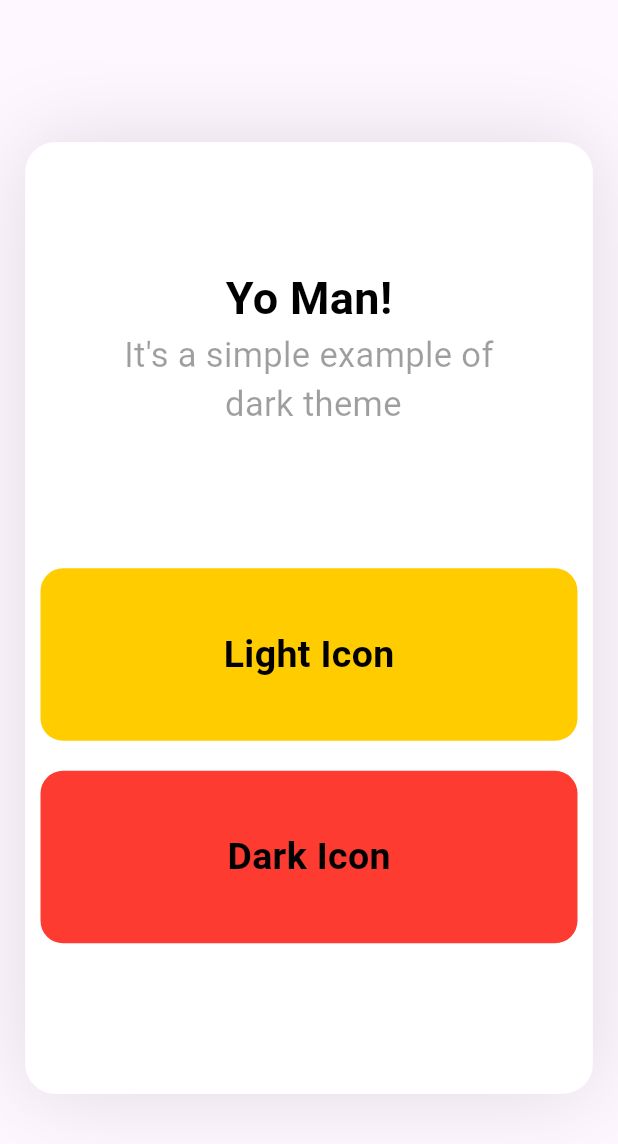
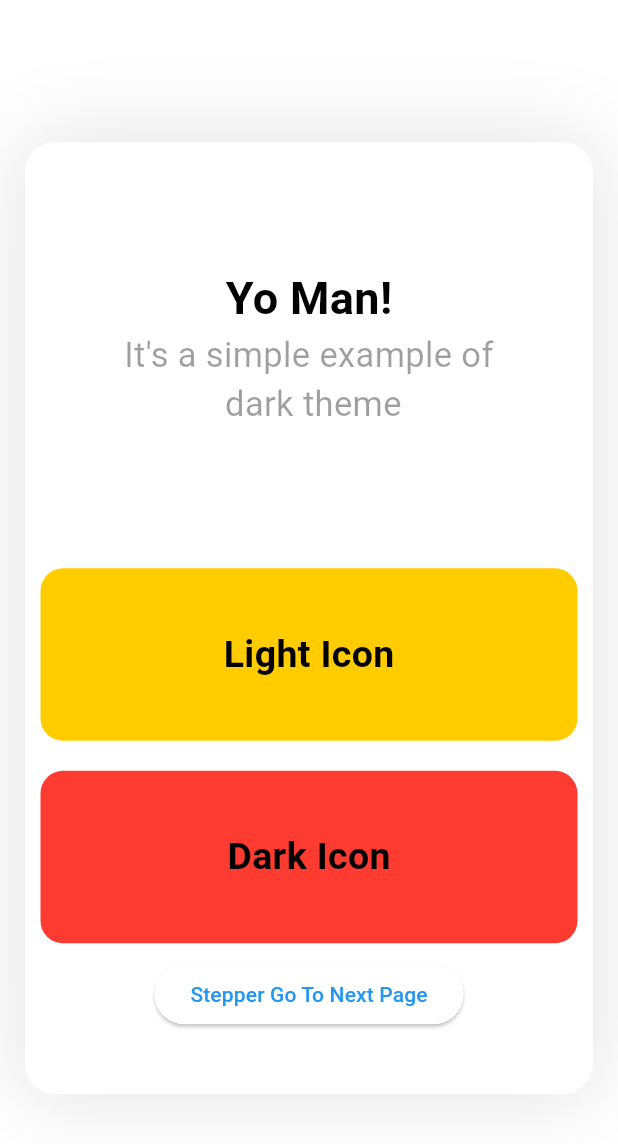
Before and after one commit to Prafulpatnecha/adv_flutter_ch1, a Flutter app: the screen it shows after launch, on a phone screen of 412 x 824 dp. Shown: the top 1144 px of the screen. Run offline on Flutter 3.47's test engine with Material 3 defaults, Android fonts, the phone set to English and light mode, and no system bars; missing offline and left inert: enhance_stepper.

Commit message:
09-07-24

```diff
--- a/lib/controller/controlling.dart
+++ b/lib/controller/controlling.dart
@@ -3,6 +3,8 @@ import 'dart:async';
 import 'package:adv_flutter_ch1/controller/routes.dart';
 import 'package:adv_flutter_ch1/utils/golble_value.dart';
 import 'package:flutter/material.dart';
+
+import '../utils/theme_data.dart';
 
 class MyApp extends StatefulWidget {
   const MyApp({super.key});
@@ -16,14 +18,14 @@ class _MyAppState extends State<MyApp> {
   Widget build(BuildContext context) {
     Timer.periodic(Duration(milliseconds: 1), (timer) {
       setState(() {
-
       });
     },);
     return MaterialApp(
       debugShowCheckedModeBanner: false,
-      darkTheme: ThemeData.dark(),
-      theme: ThemeData.light(),
+      darkTheme: MyTheme.darkTheme,
+      theme: MyTheme.lightTheme,
       themeMode: isDark?ThemeMode.dark:ThemeMode.light,
+      initialRoute: '/',
       routes: AppRoutes.routes,
     );
   }
--- a/lib/controller/routes.dart
+++ b/lib/controller/routes.dart
@@ -1,9 +1,13 @@
 import 'package:flutter/material.dart';
 
 import '../home/home_page/homepage.dart';
+import '../home/stepper/stepper_example.dart';
+import '../home/stepper/stepper_page_work.dart';
 class AppRoutes
 {
   static Map<String, Widget Function(BuildContext)> routes={
     '/':(context)=> const HomePage(),
+    '/stepper':(context)=> const StepperPage(),
+    '/stepper2':(context)=> const StepperPageWork(),
   };
 }
--- a/lib/home/home_page/homepage.dart
+++ b/lib/home/home_page/homepage.dart
@@ -78,6 +78,9 @@ class _HomePageState extends State<HomePage> {
                   ),
                 ),
               ),
+              ElevatedButton(onPressed: () {
+                Navigator.of(context).pushNamed('/stepper');
+              }, child: const Text('Stepper Go To Next Page')),
             ],
           ),
         ),
--- a/lib/utils/golble_value.dart
+++ b/lib/utils/golble_value.dart
@@ -1,6 +1,7 @@
 import 'package:flutter/material.dart';
 
 bool isDark=false;
-
+int indexs=0;
+int index = 0;
 Color colorYellow=const Color(0xffFFCC00);
 Color colorRed=const Color(0xffFD3B31);
--- /dev/null
+++ b/lib/utils/theme_data.dart
@@ -0,0 +1,55 @@
+import 'package:flutter/material.dart';
+class MyTheme
+{
+  // todo light Mode
+  static ThemeData lightTheme=ThemeData(
+    primaryColor: Colors.blue,
+    // textTheme: TextTheme(titleSmall: TextStyle(color: Colors.white)),
+    appBarTheme: AppBarTheme(
+      backgroundColor: Colors.blue,
+      titleTextStyle: TextStyle(color: Colors.white,fontSize: 22),
+      centerTitle: true,
+      elevation: 5,
+      shadowColor: Colors.black54,
+    ),
+    iconButtonTheme: IconButtonThemeData(
+      style: ButtonStyle(iconColor: WidgetStateProperty.all(Colors.white)),
+    ),
+    colorScheme: ColorScheme(
+      brightness: Brightness.light,
+      error: Colors.red,
+      onError: Colors.deepPurpleAccent,
+      primary: Colors.blue,
+      onPrimary: Colors.white,
+        secondary: Colors.white,
+      onSecondary: Colors.blue,
+      onSurface: Colors.black54,
+      surface: Colors.white
+    )
+  );
+  // todo dark mode
+  static ThemeData darkTheme=ThemeData.dark().copyWith(
+    primaryColor: Colors.blue.shade900,
+      appBarTheme: AppBarTheme(
+        backgroundColor: Colors.blue.shade900,
+        titleTextStyle: TextStyle(color: Colors.white,fontSize: 22),
+        centerTitle: true,
+        elevation: 5,
+        shadowColor: Colors.white54,
+      ),
+    iconButtonTheme: IconButtonThemeData(
+      style: ButtonStyle(iconColor: WidgetStateProperty.all(Colors.white)),
+    ),
+      colorScheme: ColorScheme(
+          brightness: Brightness.dark,
+          error: Colors.red,
+          onError: Colors.deepPurpleAccent,
+          primary: Colors.blue.shade900,
+          onPrimary: Colors.blue.shade900,
+          secondary: Colors.white,
+          onSecondary: Colors.blue.shade900,
+          onSurface: Colors.white54,
+          surface: Colors.white,
+      )
+  );
+}
--- a/pubspec.yaml
+++ b/pubspec.yaml
@@ -35,6 +35,9 @@ dependencies:
   # The following adds the Cupertino Icons font to your application.
   # Use with the CupertinoIcons class for iOS style icons.
   cupertino_icons: ^1.0.6
+  easy_stepper: ^0.8.5
+  enhance_stepper: ^1.0.1
+  cupertino_stepper: ^0.2.1
 
 dev_dependencies:
   flutter_test:
```
Also changed, not shown: lib/component/textFiledContainer.dart (added, +38 -0 lines), lib/home/stepper/stepper_example.dart (added, +134 -0 lines), lib/home/stepper/stepper_page_work.dart (added, +97 -0 lines), lib/other/exparimant.dart (added, +148 -0 lines), pubspec.lock.
